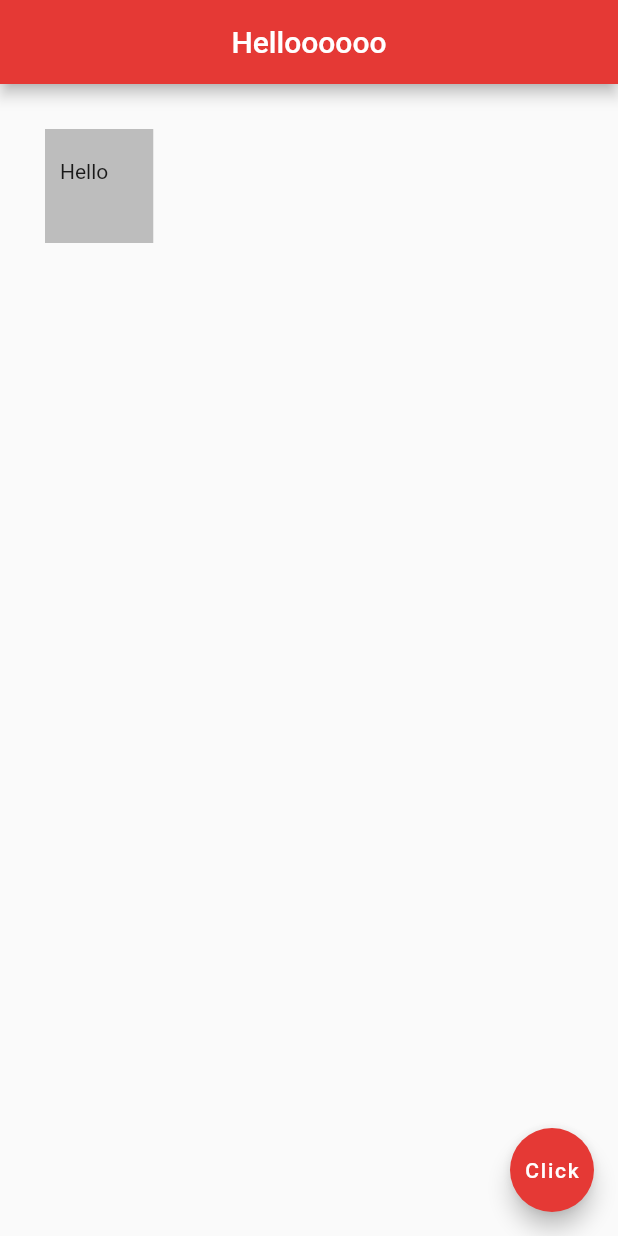
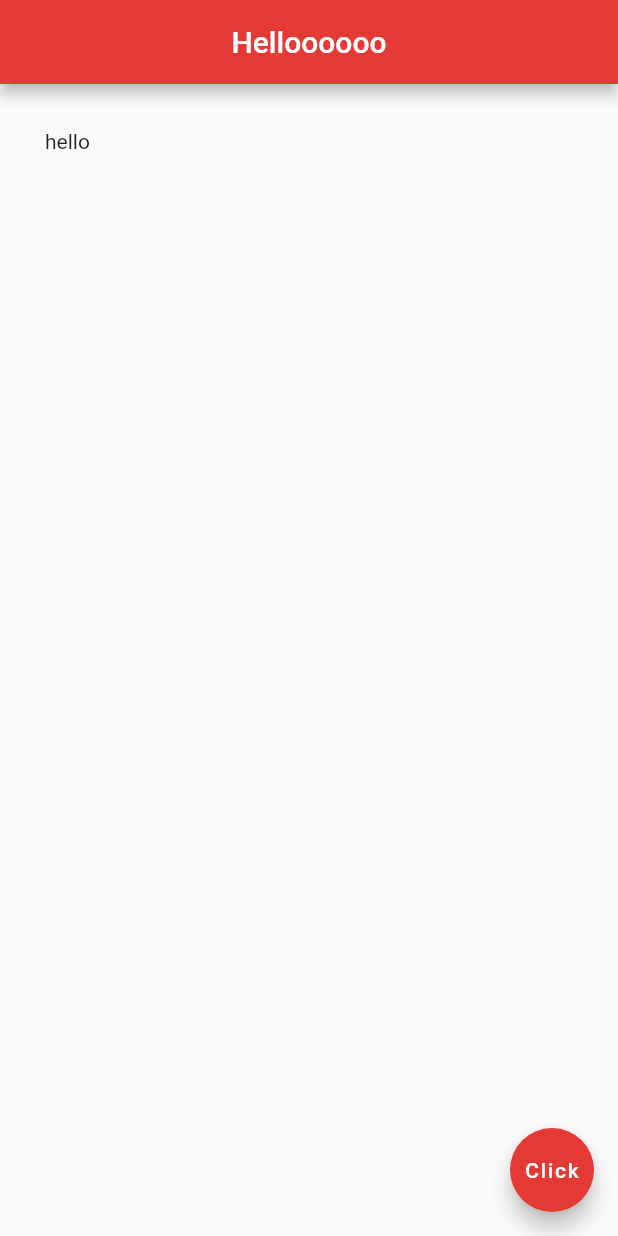
Before and after one commit to Gus-2/Flutter_Tutotrial_For_Beginner_Youtube, a Flutter app: the screen it shows after launch, on a phone screen of 412 x 824 dp. Run offline on Flutter 3.47's test engine with Material 2 defaults, Android fonts, the phone set to English and light mode, and no system bars.

Commit message:
Flutter Tutorial for Beginners #10 - Padding

```diff
--- a/lib/main.dart
+++ b/lib/main.dart
@@ -20,11 +20,9 @@ class Home extends StatelessWidget {
         centerTitle: true,
         backgroundColor: Colors.red[600],
       ),
-      body: Container(
-        color: Colors.grey[400],
-        padding: const EdgeInsets.fromLTRB(10.0, 20.0, 30.0, 40.0),
-        margin: const EdgeInsets.all(30.0),
-        child: const Text('Hello'),
+      body: const Padding(
+        padding: EdgeInsets.all(30.0),
+        child: Text('hello'),
       ),
       floatingActionButton: FloatingActionButton(
         onPressed: () => {},
```
